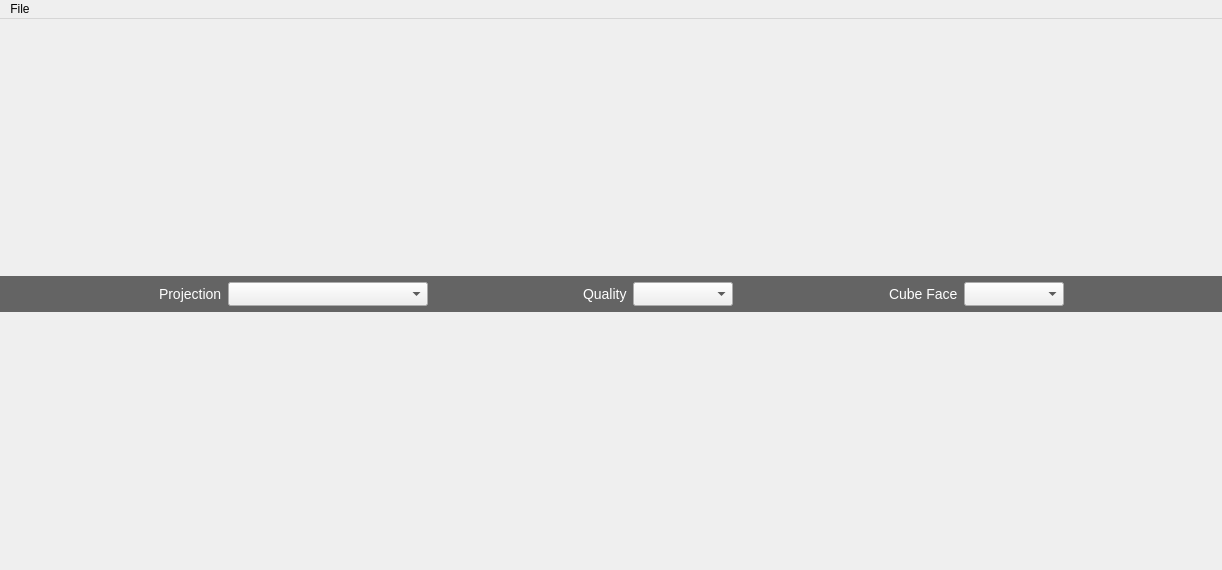
The window that aroundvision/views/mainwindow.ui (IT-Leiria/360-gui) describes before a commit, drawn with Qt 5.
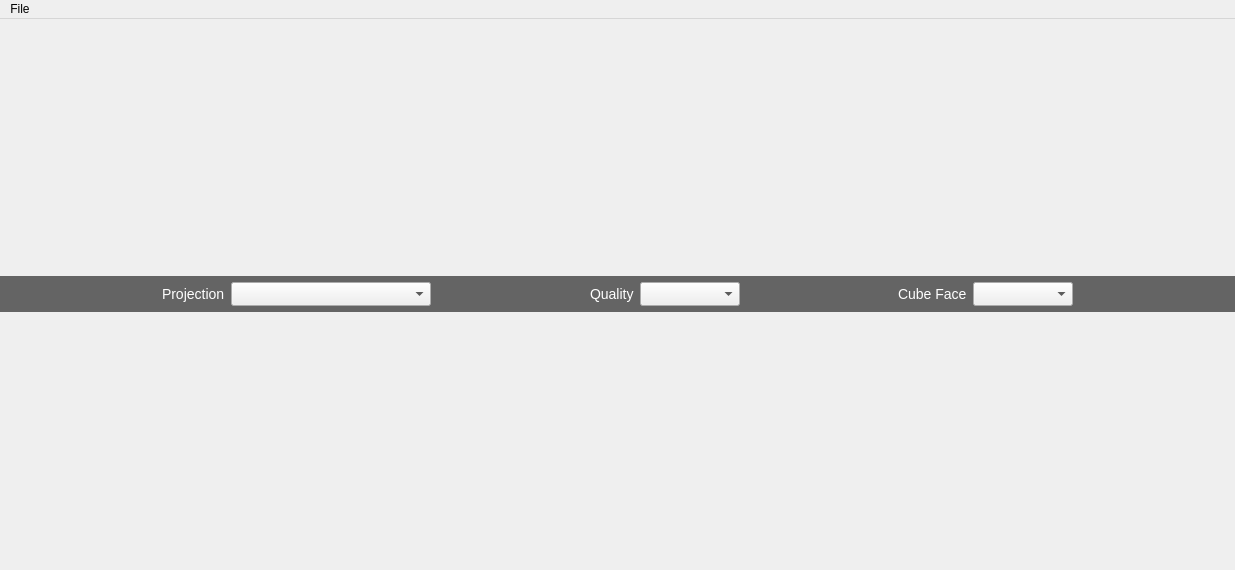
The same window after the commit.

The edit to the form file:
```diff
--- a/aroundvision/views/mainwindow.ui
+++ b/aroundvision/views/mainwindow.ui
@@ -6,7 +6,7 @@
    <rect>
     <x>0</x>
     <y>0</y>
-    <width>1222</width>
+    <width>1235</width>
     <height>570</height>
    </rect>
   </property>
@@ -231,7 +231,7 @@
     <rect>
      <x>0</x>
      <y>0</y>
-     <width>1222</width>
+     <width>1235</width>
      <height>22</height>
     </rect>
    </property>
```
Left out of the diff: 14 changed lines with no effect on the pictures.
